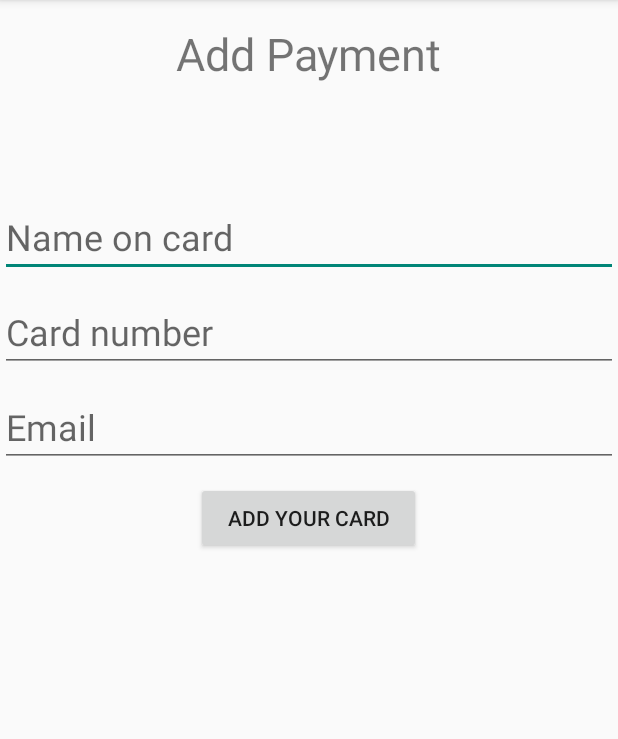
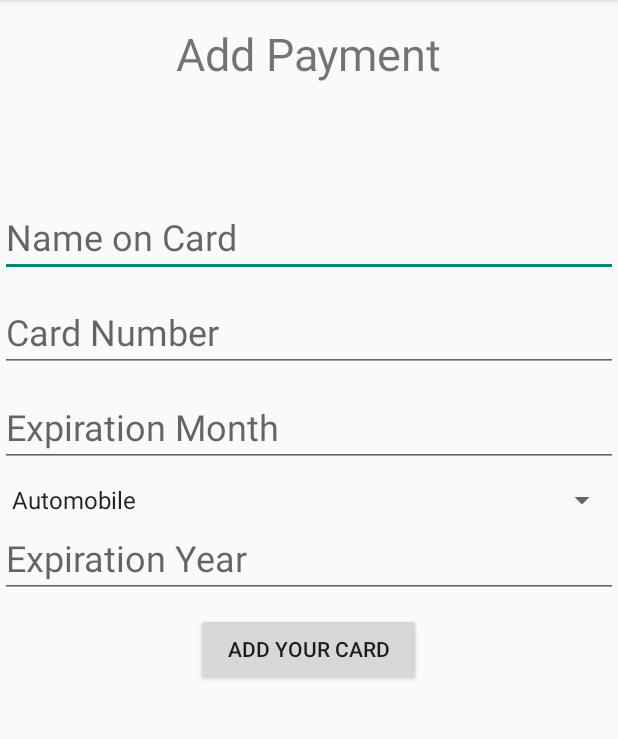
Before and after one commit to mschaller2/Plowed, an Android app: the AddPaymentActivity screen opened directly, with no data from a screen before it, on a phone screen of 412 x 824 dp, the part 84-823 px from its top. Run offline under Robolectric (Android 15) with nearby library versions, the phone set to English and light mode, and no system bars.

Commit message:
Spinner implemented

```diff
--- a/app/src/main/java/com/example/plowed/AddPaymentActivity.java
+++ b/app/src/main/java/com/example/plowed/AddPaymentActivity.java
@@ -3,12 +3,55 @@ package com.example.plowed;
 import androidx.appcompat.app.AppCompatActivity;
 
 import android.os.Bundle;
+import android.view.View;
+import android.widget.AdapterView;
+import android.widget.ArrayAdapter;
+import android.widget.Spinner;
+import android.widget.Toast;
 
-public class AddPaymentActivity extends AppCompatActivity {
+import java.util.ArrayList;
+import java.util.List;
+
+public class AddPaymentActivity extends AppCompatActivity implements AdapterView.OnItemSelectedListener {
 
     @Override
     protected void onCreate(Bundle savedInstanceState) {
         super.onCreate(savedInstanceState);
         setContentView(R.layout.activity_add_payment);
+
+        // Spinner element
+        Spinner spinner = (Spinner) findViewById(R.id.yearSpinner);
+
+        // Spinner click listener
+        spinner.setOnItemSelectedListener(this);
+
+        // Spinner Drop down elements
+        List<String> categories = new ArrayList<String>();
+        categories.add("Automobile");
+        categories.add("Business Services");
+        categories.add("Computers");
+        categories.add("Education");
+        categories.add("Personal");
+        categories.add("Travel");
+
+        // Creating adapter for spinner
+        ArrayAdapter<String> dataAdapter = new ArrayAdapter<String>(this, android.R.layout.simple_spinner_item, categories);
+
+        // Drop down layout style - list view with radio button
+        dataAdapter.setDropDownViewResource(android.R.layout.simple_spinner_dropdown_item);
+
+        // attaching data adapter to spinner
+        spinner.setAdapter(dataAdapter);
+    }
+    @Override
+    public void onItemSelected(AdapterView<?> parent, View view, int position, long id) {
+        // On selecting a spinner item
+        String item = parent.getItemAtPosition(position).toString();
+
+        // Showing selected spinner item
+        Toast.makeText(parent.getContext(), "Selected: " + item, Toast.LENGTH_LONG).show();
+    }
+    public void onNothingSelected(AdapterView<?> arg0) {
+        // TODO Auto-generated method stub
     }
 }
--- a/app/src/main/res/layout/activity_add_payment.xml
+++ b/app/src/main/res/layout/activity_add_payment.xml
@@ -22,33 +22,48 @@
             android:orientation="vertical">
 
             <EditText
-                android:id="@+id/phone"
+                android:id="@+id/nameOnCard"
                 android:layout_width="match_parent"
                 android:layout_height="wrap_content"
                 android:layout_marginBottom="10dp"
                 android:ems="10"
                 android:inputType="phone"
-                android:hint="Name on card"
+                android:hint="Name on Card"
                 android:textSize="24sp" />
 
             <EditText
-                android:id="@+id/address"
+                android:id="@+id/cardNumber"
                 android:layout_width="match_parent"
                 android:layout_height="wrap_content"
                 android:layout_marginBottom="10dp"
                 android:ems="10"
                 android:inputType="textPostalAddress"
-                android:hint="Card number"
+                android:hint="Card Number"
                 android:textSize="24sp" />
 
             <EditText
-                android:id="@+id/email"
+                android:id="@+id/expirationMonth"
                 android:layout_width="match_parent"
                 android:layout_height="wrap_content"
                 android:layout_marginBottom="10dp"
                 android:ems="10"
                 android:inputType="textEmailAddress"
-                android:hint="Email"
+                android:hint="Expiration Month"
+                android:textSize="24sp" />
+            <Spinner
+                android:id="@+id/yearSpinner"
+                android:layout_width="fill_parent"
+                android:layout_height="wrap_content"
+                android:prompt="@string/spinner_title"/>
+
+            <EditText
+                android:id="@+id/expirationYear"
+                android:layout_width="match_parent"
+                android:layout_height="wrap_content"
+                android:layout_marginBottom="10dp"
+                android:ems="10"
+                android:inputType="textEmailAddress"
+                android:hint="Expiration Year"
                 android:textSize="24sp" />
 
         </LinearLayout>
--- a/app/src/main/res/values/strings.xml
+++ b/app/src/main/res/values/strings.xml
@@ -10,5 +10,6 @@
     <string name="logout">Logout</string>
     <string name="confirm_listing">Confirm Listing</string>
     <string name="add_payment">Add Payment</string>
+    <string name="spinner_title">Year</string>
     <string name="delete">Delete Account</string>
 </resources>
```
